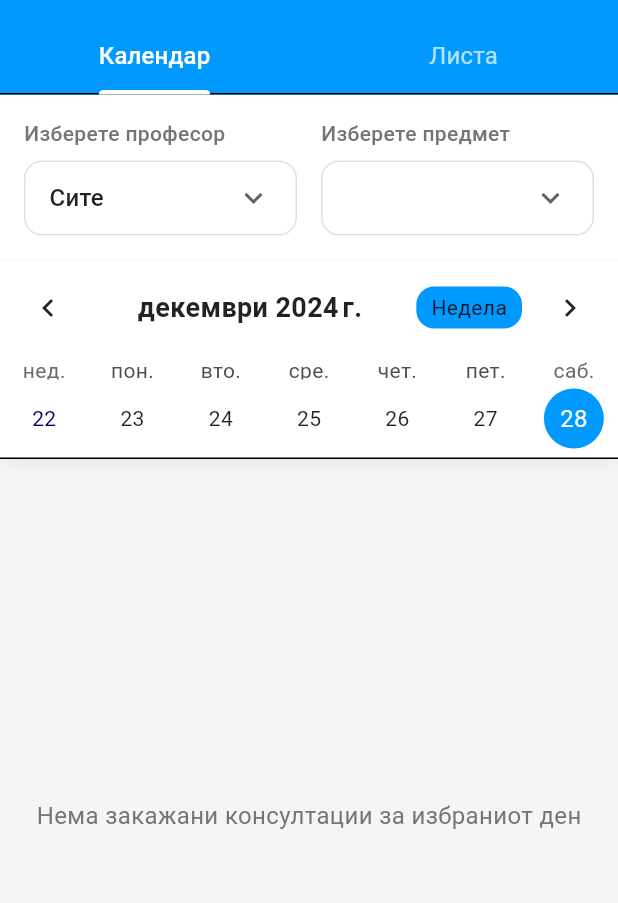
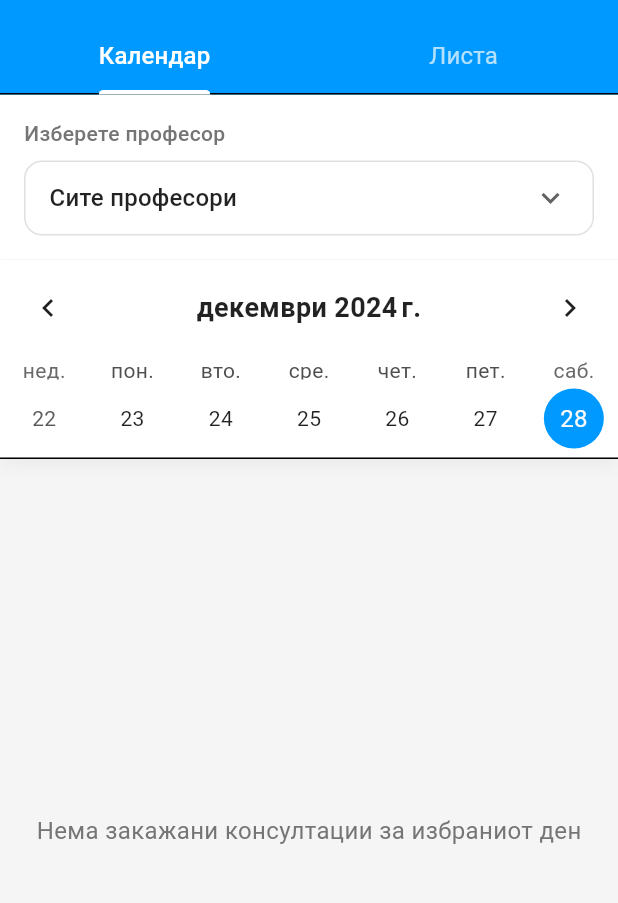
Before and after one commit to bokii2/konsultacii, a Flutter app: the screen it shows after launch, after a tap on "Студент", on a phone screen of 412 x 824 dp, the part 63-966 px from its top. Run offline on Flutter 3.47's test engine with Material 3 defaults, Android fonts, the phone set to English and light mode, and no system bars; drawn by our look-alikes of table_calendar; network calls fail.

Commit message:
student dashboard impl

```diff
--- a/lib/config/api_config.dart
+++ b/lib/config/api_config.dart
@@ -1,4 +1,4 @@
 class ApiConfig {
   static const baseUrl = String.fromEnvironment('API_BASE_URL',
-      defaultValue: 'http://localhost:8080/api');
+      defaultValue: 'http://192.168.57.6:8080/api');
 }
--- /dev/null
+++ b/lib/models/response/professor_response.dart
@@ -0,0 +1,21 @@
+class ProfessorResponse {
+  final String username;
+  final String name;
+
+  ProfessorResponse({
+    required this.username,
+    required this.name,
+  });
+
+  factory ProfessorResponse.fromJson(Map<String, dynamic> json) {
+    return ProfessorResponse(
+      username: json['username'],
+      name: json['name'],
+    );
+  }
+
+  Map<String, dynamic> toJson() => {
+    'username': username,
+    'name': name,
+  };
+}
--- a/lib/screens/student_dashboard/student_dashboard.dart
+++ b/lib/screens/student_dashboard/student_dashboard.dart
@@ -1,15 +1,13 @@
 // lib/screens/student/student_dashboard.dart
 import 'package:flutter/material.dart';
 import 'package:konsultacii/models/response/ConsultationsResponse.dart';
+import 'package:konsultacii/models/response/professor_response.dart';
 import 'package:konsultacii/services/ConsultationService.dart';
+import 'package:konsultacii/services/professor_service.dart';
+
 import 'package:table_calendar/table_calendar.dart';
-import '../../models/consultation.dart';
-import '../../models/enum/ConsultationStatus.dart';
 import '../../widgets/consultation_card.dart';
-import '../../widgets/dialogs/book_consultation_dialog.dart';
-import '../../services/consultation_service.dart';
-import '../../widgets/dialogs/edit_consultation_dialog.dart';
-import '../../widgets/dialogs/professor_availability_dialog.dart';
+
 class StudentDashboard extends StatefulWidget {
   const StudentDashboard({Key? key}) : super(key: key);
 
@@ -19,59 +17,96 @@ class StudentDashboard extends StatefulWidget {
 
 class _StudentDashboardState extends State<StudentDashboard> {
   final ConsultationService _consultationService = ConsultationService();
-  bool _isLoading = false;
+  final ProfessorService _professorService = ProfessorService();
+  List<ConsultationResponse> consultations = [];
+  List<DateTime> daysWithConsultations = [];
+  bool _isLoadingDayEvents = false;
   String? _error;
-  List<ConsultationResponse> consultations = [];
+
   CalendarFormat _calendarFormat = CalendarFormat.week;
   DateTime _focusedDay = DateTime.now();
   DateTime? _selectedDay;
 
-  // List<ConsultationResponse> availableConsultations = [];
-  String selectedProfessor = 'Сите';
-  List<String> professors = ['Сите', 'Проф1', 'Проф2', 'Проф3'];
-  // CalendarFormat _calendarFormat = CalendarFormat.week;
-  // DateTime _focusedDay = DateTime.now();
-  // DateTime? _selectedDay;
-  String? selectedSubject;
-  List<String> subjects = ['Предмет 1', 'Предмет 2', 'Предмет 3'];
+  String? selectedProfessor;
+  List<ProfessorResponse> professors = [];
 
   @override
   void initState() {
     super.initState();
     _selectedDay = _focusedDay;
-    _loadConsultations();
+    _loadDaysWithEvents();
+    _loadProfessors();
   }
 
-  Future<void> _loadConsultations() async {
-    setState(() => _isLoading = true);
+  Future<void> _loadEventsForDay(DateTime day) async {
+    if (_isLoadingDayEvents) return;
+
+    setState(() {
+      _isLoadingDayEvents = true;
+    });
+
     try {
-      final response = await _consultationService.getUpcomingConsultations();
+      final events = await _consultationService
+          .getAllConsultationsByDateAndProfessorId(day, selectedProfessor);
       setState(() {
-        consultations = response;
-        _error = null;
+        consultations = events;
       });
     } catch (e) {
-      setState(() => _error = e.toString());
+      print('Error loading events for day: $e');
     } finally {
-      setState(() => _isLoading = false);
+      setState(() {
+        _isLoadingDayEvents = false;
+      });
     }
   }
 
+  Future<void> _loadDaysWithEvents() async {
+    try {
+      final response =
+          await _consultationService.getDaysOfUpcomingConsultations();
+      setState(() {
+        daysWithConsultations = response;
+      });
+    } catch (e) {
+      print('Error loading days with events: $e');
+    }
+  }
 
-  List<ConsultationResponse> get filteredConsultations {
-    // return availableConsultations.where((consultation) {
-    //   if (selectedProfessor != 'Сите' &&
-    //       consultation.professorName != selectedProfessor) {
-    //     return false;
-    //   }
-    //   return true;
-    // }).toList();
+  List<int> _getEventsForDay(DateTime day) {
+    if (daysWithConsultations.contains(DateUtils.dateOnly(day))) {
+      return [1];
+    }
     return [];
   }
 
   List<ConsultationResponse> _getConsultationsForDay(DateTime day) {
-    return filteredConsultations.where((consultation) {
+    if (consultations.isEmpty) {
+      return [];
+    }
+    return consultations.where((consultation) {
       return DateUtils.isSameDay(consultation.date, day);
+    }).toList();
+  }
+
+  Future<void> _loadProfessors() async {
+    try {
+      final response = await _professorService.getProfessors();
+      setState(() {
+        professors =
+            response; // Ensure `professors` is a list variable in your state.
+      });
+    } catch (e) {
+      print('Error loading professors: $e');
+    }
+  }
+
+  List<ConsultationResponse> get filteredConsultations {
+    return consultations.where((consultation) {
+      if (selectedProfessor != null &&
+          consultation.professor != selectedProfessor) {
+        return false;
+      }
+      return true;
     }).toList();
   }
 
@@ -159,22 +194,7 @@ class _StudentDashboardState extends State<StudentDashboard> {
               items: professors,
               onChanged: (value) {
                 setState(() {
-                  selectedProfessor = value!;
-                  _loadConsultations();
-                });
-              },
-            ),
-          ),
-          const SizedBox(width: 16),
-          Expanded(
-            child: _buildFilterDropdown(
-              label: 'Изберете предмет',
-              value: selectedSubject,
-              items: subjects,
-              onChanged: (value) {
-                setState(() {
-                  selectedSubject = value;
-                  _loadConsultations();
+                  selectedProfessor = value;
                 });
               },
             ),
@@ -187,7 +207,7 @@ class _StudentDashboardState extends State<StudentDashboard> {
   Widget _buildFilterDropdown({
     required String label,
     required String? value,
-    required List<String> items,
+    required List<ProfessorResponse> items,
     required ValueChanged<String?> onChanged,
   }) {
     return Column(
@@ -214,16 +234,27 @@ class _StudentDashboardState extends State<StudentDashboard> {
               icon: const Icon(Icons.keyboard_arrow_down),
               padding: const EdgeInsets.symmetric(horizontal: 16),
               borderRadius: BorderRadius.circular(12),
-              items: items.map((item) => DropdownMenuItem(
-                value: item,
+              items: [
+                const DropdownMenuItem<String>(
+                  value: null,
                   child: Text(
-                  item,
+                    "Сите професори",
+                    style: TextStyle(fontSize: 16, color: Colors.black87),
+                  ),
+                ),
+                ...items.map((item) {
+                  return DropdownMenuItem<String>(
+                    value: item.username,
+                    child: Text(
+                      item.name,
                       style: const TextStyle(
                         fontSize: 16,
                         color: Colors.black87,
                       ),
                     ),
-              )).toList(),
+                  );
+                }).toList(),
+              ],
               onChanged: onChanged,
             ),
           ),
@@ -237,9 +268,27 @@ class _StudentDashboardState extends State<StudentDashboard> {
       children: [
         _buildCalendar(),
         const Divider(height: 1),
-        Expanded(
+        if (_selectedDay != null) ...[
+          const SizedBox(height: 20),
+          _isLoadingDayEvents
+              ? const Expanded(
+            child: Center(
+              child: SizedBox(
+                width: 50,
+                height: 50,
+                child: CircularProgressIndicator(
+                  strokeWidth:
+                  4,
+                  valueColor: AlwaysStoppedAnimation<Color>(Color(
+                      0xFF0099FF)), // Optional: match your theme color
+                ),
+              ),
+            ),
+          )
+              : Expanded(
             child: _buildConsultationsForSelectedDay(),
           ),
+        ],
       ],
     );
   }
@@ -261,34 +310,22 @@ class _StudentDashboardState extends State<StudentDashboard> {
         lastDay: DateTime.now().add(const Duration(days: 365)),
         focusedDay: _focusedDay,
         calendarFormat: _calendarFormat,
-        selectedDayPredicate: (day) => isSameDay(_selectedDay, day),
+        selectedDayPredicate: (day) =>
+        _selectedDay != null && isSameDay(_selectedDay!, day),
         onDaySelected: (selectedDay, focusedDay) {
           setState(() {
             _selectedDay = selectedDay;
             _focusedDay = focusedDay;
           });
+
+          _loadEventsForDay(selectedDay);
         },
         onFormatChanged: (format) {
           setState(() {
             _calendarFormat = format;
           });
         },
-        eventLoader: (day) => _getConsultationsForDay(day),
-        locale: 'mk_MK',
-        headerStyle: const HeaderStyle(
-          formatButtonVisible: true,
-          titleCentered: true,
-          formatButtonShowsNext: false,
-          titleTextStyle: TextStyle(
-            fontSize: 18,
-            fontWeight: FontWeight.w600,
-          ),
-          formatButtonTextStyle: TextStyle(fontSize: 14),
-          formatButtonDecoration: BoxDecoration(
-            color: Color(0xFF0099FF),
-            borderRadius: BorderRadius.all(Radius.circular(12)),
-          ),
-        ),
+        eventLoader: (day) => _getEventsForDay(day),
         calendarStyle: CalendarStyle(
           markersMaxCount: 3,
           markerSize: 8,
@@ -304,21 +341,34 @@ class _StudentDashboardState extends State<StudentDashboard> {
             color: const Color(0xFF0099FF).withOpacity(0.3),
             shape: BoxShape.circle,
           ),
-          weekendTextStyle: const TextStyle(color: Color(0xFF000066)),
-          outsideTextStyle: TextStyle(color: Colors.grey[400]),
         ),
-        availableCalendarFormats: const {
-          CalendarFormat.month: 'Месец',
-          CalendarFormat.twoWeeks: '2 Недели',
-          CalendarFormat.week: 'Недела',
-        },
+        locale: 'mk_MK',
+        headerStyle: const HeaderStyle(
+          formatButtonVisible: false,
+          titleCentered: true,
+          titleTextStyle: TextStyle(
+            fontSize: 18,
+            fontWeight: FontWeight.w600,
+          ),
+        ),
       ),
     );
   }
 
   Widget _buildConsultationsForSelectedDay() {
-    // final consultationsForDay = _getConsultationsForDay(_selectedDay!);
-    final List<ConsultationResponse> consultationsForDay = [];
+    if (_selectedDay == null) {
+      return const Center(
+        child: Text(
+          'Изберете ден за да ги видите консултациите',
+          style: TextStyle(
+            color: Colors.grey,
+            fontSize: 16,
+          ),
+        ),
+      );
+    }
+
+    final consultationsForDay = _getConsultationsForDay(_selectedDay!);
 
     if (consultationsForDay.isEmpty) {
       return Center(
@@ -332,110 +382,154 @@ class _StudentDashboardState extends State<StudentDashboard> {
       );
     }
 
-    return _buildConsultationsList(consultationsForDay);
-  }
-
-  Widget _buildListView() {
-    return _buildConsultationsList(filteredConsultations);
-  }
-
-  Widget _buildConsultationsList(List<ConsultationResponse> consultations) {
     return ListView.builder(
       padding: const EdgeInsets.all(16),
-      itemCount: consultations.length,
+      itemCount: consultationsForDay.length,
       itemBuilder: (context, index) {
-        final consultation = consultations[index];
+        if (index >= consultationsForDay.length) {
+          return const SizedBox.shrink();
+        }
         return Padding(
           padding: const EdgeInsets.only(bottom: 12),
           child: ConsultationCard(
-            consultation: consultation,
+            consultation: consultationsForDay[index],
             isProfessor: false,
-            onBook: consultation.status == ConsultationStatus.ACTIVE
-                ? () => _handleBookConsultation(consultation)
-                : null,
-            onCancel: consultation.status == ConsultationStatus.ACTIVE && true
-                // consultation.studentId == 'student1' // Replace with actual student ID
-                ? () => _handleCancelConsultation(consultation)
-                : null,
-            onEdit: consultation.status == ConsultationStatus.ACTIVE && true
-                // consultation.studentId == 'student1' // Replace with actual student ID
-                ? (updates) => _handleEditConsultation(consultation, updates)
-                : null,
           ),
         );
       },
     );
   }
-  void _handleBookConsultation(ConsultationResponse consultation) async {
-    final result = await showDialog<Map<String, dynamic>>(
-      context: context,
-      builder: (context) => BookConsultationDialog(
-        consultation: consultation,
+
+  Widget _buildListView() {
+    if (consultations.isEmpty) {
+    // if (filteredConsultations.isEmpty) {
+      return const Center(
+        child: Text(
+          'Нема закажани консултации',
+          style: TextStyle(
+            color: Colors.grey,
+            fontSize: 16,
+          ),
         ),
       );
-
-    if (result != null) {
-      final bookingDetails = {
-        'studentId': 'student1',
-        'studentName': 'Студент 1',
-        'subject': result['subject'],
-        'reason': result['reason'],
-        'status': ConsultationStatus.ACTIVE,
-      };
-
-      setState(() {
-        // _consultationService.updateConsultation(consultation.id, bookingDetails);
-        // consultation.status = ConsultationStatus.ACTIVE;
-        // Refresh the list
-        _loadConsultations();
-      });
-
-      // Show success message
-      _showBookingConfirmation();
-    }
     }
 
-  void _handleCancelConsultation(ConsultationResponse consultation) async {
-    final confirmed = await showDialog<bool>(
-      context: context,
-      builder: (context) => AlertDialog(
-        title: const Text('Откажи консултација'),
-        content: const Text('Дали сте сигурни дека сакате да ја откажете консултацијата?'),
-        actions: [
-          TextButton(
-            child: const Text('Не'),
-            onPressed: () => Navigator.pop(context, false),
-          ),
-          ElevatedButton(
-            style: ElevatedButton.styleFrom(
-              backgroundColor: Colors.red,
-              foregroundColor: Colors.white,
-            ),
-            child: const Text('Да'),
-            onPressed: () => Navigator.pop(context, true),
-          ),
-        ],
+    return ListView.builder(
+      padding: const EdgeInsets.all(16),
+      itemCount: consultations.length,
+      itemBuilder: (context, index) {
+        if (index >= consultations.length) {
+          return const SizedBox.shrink();
+        }
+        return Padding(
+          padding: const EdgeInsets.only(bottom: 12),
+          child: ConsultationCard(
+            consultation: consultations[index],
+            isProfessor: false,
           ),
         );
-
-    if (confirmed == true) {
-      setState(() {
-        // _consultationService.updateConsultation(
-        //   consultation.id,
-        //   {'status': ConsultationStatus.available},
-        // );
-        _loadConsultations();
-      });
-      _showCancelConfirmation();
-    }
+      },
+    );
   }
 
-  void _handleEditConsultation(ConsultationResponse consultation, ConsultationResponse updatedConsultation) {
-    setState(() {
-      // _consultationService.updateConsultation(consultation.id, updates);
-      _loadConsultations();
-    });
-  }
+  // Widget _buildConsultationsList(List<ConsultationResponse> consultations) {
+  //   return ListView.builder(
+  //     padding: const EdgeInsets.all(16),
+  //     itemCount: consultations.length,
+  //     itemBuilder: (context, index) {
+  //       final consultation = consultations[index];
+  //       return Padding(
+  //         padding: const EdgeInsets.only(bottom: 12),
+  //         child: ConsultationCard(
+  //           consultation: consultation,
+  //           isProfessor: false,
+  //           onBook: consultation.status == ConsultationStatus.ACTIVE
+  //               ? () => _handleBookConsultation(consultation)
+  //               : null,
+  //           onCancel: consultation.status == ConsultationStatus.ACTIVE && true
+  //               // consultation.studentId == 'student1' // Replace with actual student ID
+  //               ? () => _handleCancelConsultation(consultation)
+  //               : null,
+  //           onEdit: consultation.status == ConsultationStatus.ACTIVE && true
+  //               // consultation.studentId == 'student1' // Replace with actual student ID
+  //               ? (updates) => _handleEditConsultation(consultation, updates)
+  //               : null,
+  //         ),
+  //       );
+  //     },
+  //   );
+  // }
+
+  // void _handleBookConsultation(ConsultationResponse consultation) async {
+  //   final result = await showDialog<Map<String, dynamic>>(
+  //     context: context,
+  //     builder: (context) => BookConsultationDialog(
+  //       consultation: consultation,
+  //     ),
+  //   );
+  //
+  //   if (result != null) {
+  //     final bookingDetails = {
+  //       'studentId': 'student1',
+  //       'studentName': 'Студент 1',
+  //       'subject': result['subject'],
+  //       'reason': result['reason'],
+  //       'status': ConsultationStatus.ACTIVE,
+  //     };
+  //
+  //     setState(() {
+  //       // _consultationService.updateConsultation(consultation.id, bookingDetails);
+  //       // consultation.status = ConsultationStatus.ACTIVE;
+  //       // Refresh the list
+  //       _loadConsultations();
+  //     });
+  //
+  //     // Show success message
+  //     _showBookingConfirmation();
+  //   }
+  // }
+
+  // void _handleCancelConsultation(ConsultationResponse consultation) async {
+  //   final confirmed = await showDialog<bool>(
+  //     context: context,
+  //     builder: (context) => AlertDialog(
+  //       title: const Text('Откажи консултација'),
+  //       content: const Text('Дали сте сигурни дека сакате да ја откажете консултацијата?'),
+  //       actions: [
+  //         TextButton(
+  //           child: const Text('Не'),
+  //           onPressed: () => Navigator.pop(context, false),
+  //         ),
+  //         ElevatedButton(
+  //           style: ElevatedButton.styleFrom(
+  //             backgroundColor: Colors.red,
+  //             foregroundColor: Colors.white,
+  //           ),
+  //           child: const Text('Да'),
+  //           onPressed: () => Navigator.pop(context, true),
+  //         ),
+  //       ],
+  //     ),
+  //   );
+  //
+  //   if (confirmed == true) {
+  //     setState(() {
+  //       // _consultationService.updateConsultation(
+  //       //   consultation.id,
+  //       //   {'status': ConsultationStatus.available},
+  //       // );
+  //       _loadConsultations();
+  //     });
+  //     _showCancelConfirmation();
+  //   }
+  // }
+
+  // void _handleEditConsultation(ConsultationResponse consultation, ConsultationResponse updatedConsultation) {
+  //   setState(() {
+  //     // _consultationService.updateConsultation(consultation.id, updates);
+  //     _loadConsultations();
+  //   });
+  // }
 
   void _showCancelConfirmation() {
     ScaffoldMessenger.of(context).showSnackBar(
--- /dev/null
+++ b/lib/services/professor_service.dart
@@ -0,0 +1,34 @@
+import 'dart:convert';
+import 'dart:io';
+
+import 'package:http/http.dart' as http;
+import 'package:konsultacii/config/api_config.dart';
+import 'package:konsultacii/models/response/professor_response.dart';
+
+class ProfessorService {
+  final client = http.Client();
+
+  final headers = {
+    'Content-Type': 'application/json; charset=UTF-8',
+    'Accept': 'application/json; charset=UTF-8',
+  };
+
+  Future<List<ProfessorResponse>> getProfessors() async {
+    try {
+      final response = await client.get(
+          Uri.parse('${ApiConfig.baseUrl}/professors/'),
+          headers: headers);
+
+      if (response.statusCode == 200) {
+        final List<dynamic> jsonList = jsonDecode(response.body);
+        return jsonList
+            .map((json) => ProfessorResponse.fromJson(json))
+            .toList();
+      } else {
+        throw HttpException('Failed to load consultations');
+      }
+    } catch (e) {
+      throw Exception('Network error: $e');
+    }
+  }
+}
```
Also changed, not shown: lib/widgets/consultation_card.dart (+4 -4 lines). Lines whose indentation alone changed are shown as unchanged.
